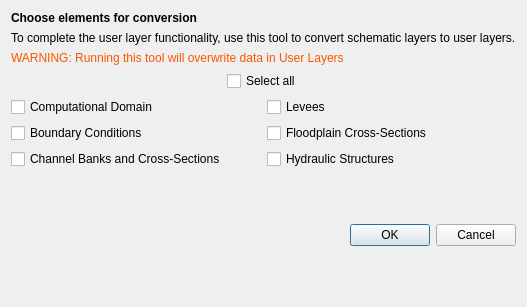
Before: the Qt Designer form flo2d/ui/schema2user.ui in FLO-2DSoftware/qgis-flo-2d-plugin, drawn with Qt 5.
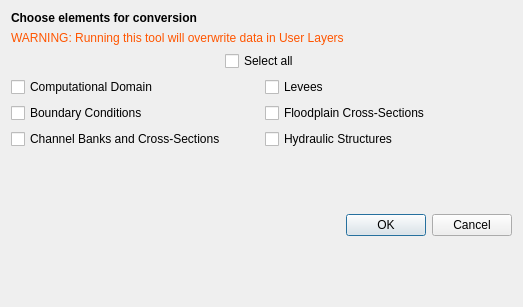
After: the same form once the commit is applied.

Commit message: Undo previous commits

```diff
--- a/flo2d/ui/schema2user.ui
+++ b/flo2d/ui/schema2user.ui
@@ -24,7 +24,14 @@
      </property>
     </widget>
    </item>
-   <item row="3" column="0" colspan="2">
+   <item row="1" column="0" colspan="2">
+    <widget class="QLabel" name="label_6">
+     <property name="text">
+      <string>&lt;html&gt;&lt;head/&gt;&lt;body&gt;&lt;p&gt;&lt;span style=&quot; color:#ff5500;&quot;&gt;WARNING: Running this tool will overwrite data in User Layers&lt;/span&gt;&lt;/p&gt;&lt;/body&gt;&lt;/html&gt;</string>
+     </property>
+    </widget>
+   </item>
+   <item row="2" column="0" colspan="2">
     <layout class="QVBoxLayout" name="verticalLayout">
      <item>
       <layout class="QGridLayout" name="gridLayout_4">
@@ -114,17 +121,7 @@
      </item>
     </layout>
    </item>
-   <item row="4" column="1">
-    <widget class="QDialogButtonBox" name="buttonBox">
-     <property name="orientation">
-      <enum>Qt::Horizontal</enum>
-     </property>
-     <property name="standardButtons">
-      <set>QDialogButtonBox::Cancel|QDialogButtonBox::Ok</set>
-     </property>
-    </widget>
-   </item>
-   <item row="4" column="0">
+   <item row="3" column="0">
     <spacer name="verticalSpacer">
      <property name="orientation">
       <enum>Qt::Vertical</enum>
@@ -137,17 +134,13 @@
      </property>
     </spacer>
    </item>
-   <item row="2" column="0" colspan="2">
-    <widget class="QLabel" name="label_6">
-     <property name="text">
-      <string>&lt;html&gt;&lt;head/&gt;&lt;body&gt;&lt;p&gt;&lt;span style=&quot; color:#ff5500;&quot;&gt;WARNING: Running this tool will overwrite data in User Layers&lt;/span&gt;&lt;/p&gt;&lt;/body&gt;&lt;/html&gt;</string>
+   <item row="3" column="1">
+    <widget class="QDialogButtonBox" name="buttonBox">
+     <property name="orientation">
+      <enum>Qt::Horizontal</enum>
      </property>
-    </widget>
-   </item>
-   <item row="1" column="0" colspan="2">
-    <widget class="QLabel" name="label">
-     <property name="text">
-      <string>To complete the user layer functionality, use this tool to convert schematic layers to user layers.</string>
+     <property name="standardButtons">
+      <set>QDialogButtonBox::Cancel|QDialogButtonBox::Ok</set>
      </property>
     </widget>
    </item>
```
